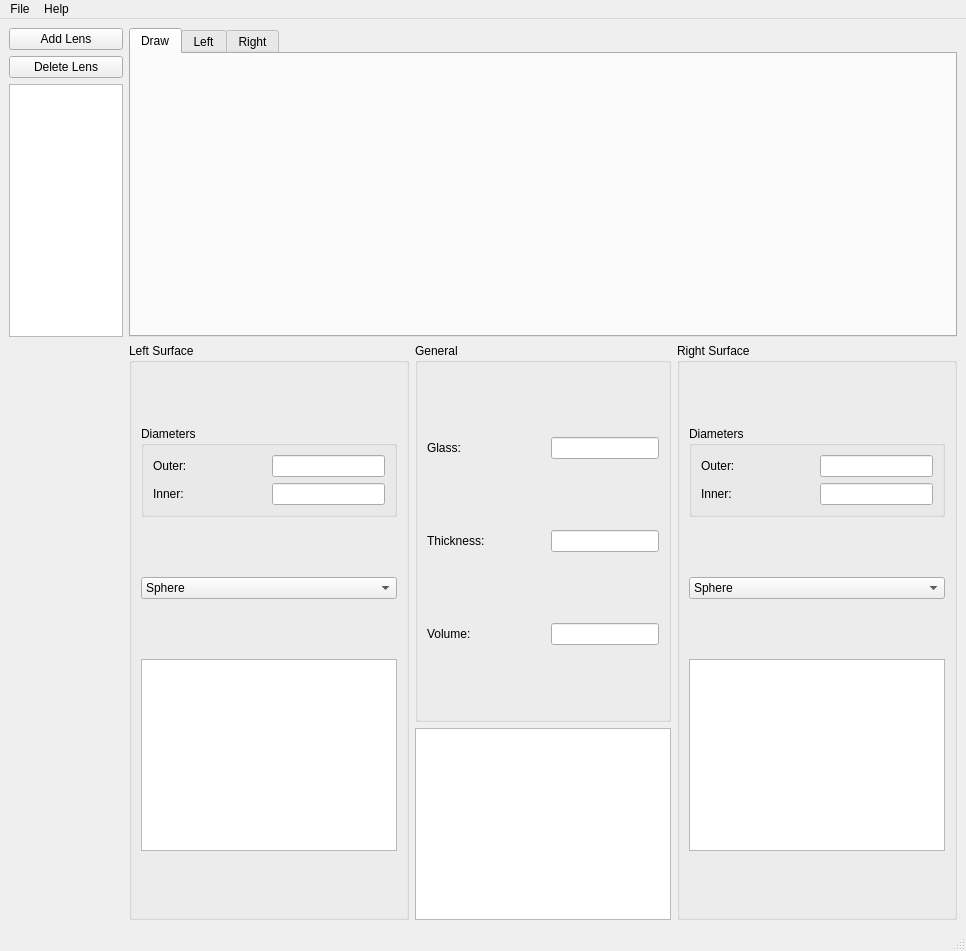
Qt form lens-drawing/gui.ui (heterophyllus/lens-drawing) before a commit.
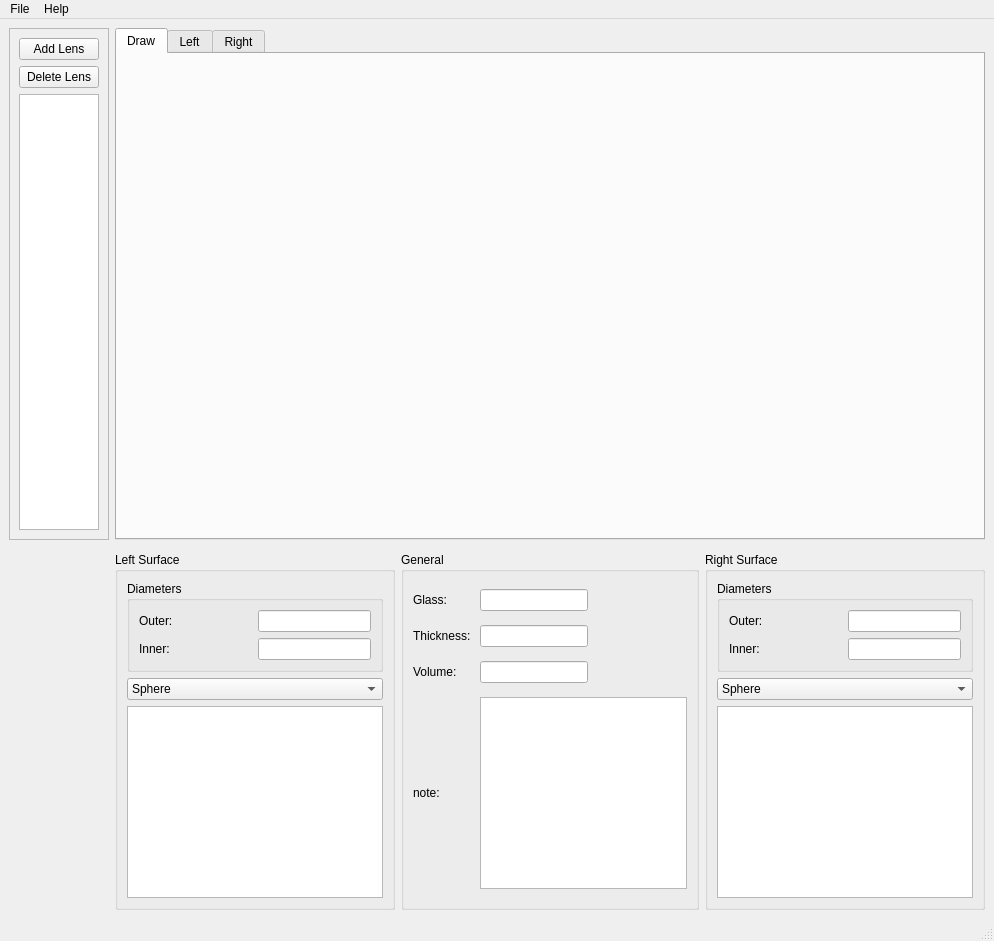
The same form after that commit.

Diff of the .ui file:
```diff
--- a/lens-drawing/gui.ui
+++ b/lens-drawing/gui.ui
@@ -6,8 +6,8 @@
    <rect>
     <x>0</x>
     <y>0</y>
-    <width>966</width>
-    <height>951</height>
+    <width>994</width>
+    <height>941</height>
    </rect>
   </property>
   <property name="sizePolicy">
@@ -21,8 +21,8 @@
   </property>
   <widget class="QWidget" name="centralwidget">
    <layout class="QGridLayout" name="gridLayout_2">
-    <item row="4" column="3" rowspan="4">
-     <widget class="QGroupBox" name="groupBox_R2">
+    <item row="6" column="2" rowspan="2">
+     <widget class="QGroupBox" name="groupBox_General">
       <property name="sizePolicy">
        <sizepolicy hsizetype="Preferred" vsizetype="Preferred">
         <horstretch>0</horstretch>
@@ -30,67 +30,36 @@
        </sizepolicy>
       </property>
       <property name="title">
-       <string>Right Surface</string>
+       <string>General</string>
       </property>
-      <layout class="QGridLayout" name="gridLayout_4">
-       <item row="4" column="0" colspan="2">
-        <widget class="QTableWidget" name="tableWidget_R2_Coefs">
-         <property name="sizePolicy">
-          <sizepolicy hsizetype="Fixed" vsizetype="Fixed">
-           <horstretch>0</horstretch>
-           <verstretch>0</verstretch>
-          </sizepolicy>
-         </property>
-        </widget>
-       </item>
-       <item row="3" column="0" colspan="2">
-        <widget class="QComboBox" name="comboBox_R2_Type">
-         <item>
-          <property name="text">
-           <string>Sphere</string>
-          </property>
-         </item>
-         <item>
-          <property name="text">
-           <string>Even Asphere</string>
-          </property>
-         </item>
-         <item>
-          <property name="text">
-           <string>Odd Asphere</string>
-          </property>
-         </item>
-        </widget>
-       </item>
-       <item row="0" column="0" colspan="2">
-        <widget class="QGroupBox" name="groupBox_R2_Diameter">
-         <property name="sizePolicy">
-          <sizepolicy hsizetype="Preferred" vsizetype="Fixed">
-           <horstretch>0</horstretch>
-           <verstretch>0</verstretch>
-          </sizepolicy>
-         </property>
-         <property name="title">
-          <string>Diameters</string>
-         </property>
-         <layout class="QGridLayout" name="gridLayout_6">
-          <item row="0" column="0">
-           <widget class="QLabel" name="label_2">
-            <property name="sizePolicy">
-             <sizepolicy hsizetype="Minimum" vsizetype="Preferred">
-              <horstretch>0</horstretch>
-              <verstretch>0</verstretch>
-             </sizepolicy>
-            </property>
-            <property name="text">
-             <string>Outer:</string>
-            </property>
-           </widget>
-          </item>
-          <item row="0" column="1">
-           <widget class="QLineEdit" name="lineEdit_R2_Diameter_Outer">
+      <layout class="QGridLayout" name="gridLayout">
+       <item row="2" column="1">
+        <widget class="QLabel" name="label_Volume">
             <property name="sizePolicy">
              <sizepolicy hsizetype="Minimum" vsizetype="Fixed">
+           <horstretch>0</horstretch>
+           <verstretch>0</verstretch>
+          </sizepolicy>
+         </property>
+         <property name="text">
+          <string>Volume:</string>
+         </property>
+        </widget>
+       </item>
+       <item row="1" column="3">
+        <widget class="QLineEdit" name="lineEdit_Thickness">
+         <property name="sizePolicy">
+          <sizepolicy hsizetype="Fixed" vsizetype="Fixed">
+           <horstretch>0</horstretch>
+           <verstretch>0</verstretch>
+          </sizepolicy>
+         </property>
+        </widget>
+       </item>
+       <item row="2" column="3">
+        <widget class="QLineEdit" name="lineEdit_Volume">
+         <property name="sizePolicy">
+          <sizepolicy hsizetype="Fixed" vsizetype="Fixed">
               <horstretch>0</horstretch>
               <verstretch>0</verstretch>
              </sizepolicy>
@@ -98,97 +67,68 @@
            </widget>
           </item>
           <item row="1" column="1">
-           <widget class="QLineEdit" name="lineEdit_R2_Diameter_Inner">
+        <widget class="QLabel" name="label_Thickness">
             <property name="sizePolicy">
              <sizepolicy hsizetype="Minimum" vsizetype="Fixed">
               <horstretch>0</horstretch>
               <verstretch>0</verstretch>
              </sizepolicy>
             </property>
-           </widget>
-          </item>
-          <item row="1" column="0">
-           <widget class="QLabel" name="label_4">
             <property name="text">
-             <string>Inner:</string>
+          <string>Thickness: </string>
             </property>
            </widget>
           </item>
-         </layout>
-        </widget>
-       </item>
-      </layout>
-     </widget>
-    </item>
-    <item row="0" column="1" rowspan="4" colspan="3">
-     <widget class="QTabWidget" name="tabWidget">
-      <property name="sizePolicy">
-       <sizepolicy hsizetype="Preferred" vsizetype="Preferred">
-        <horstretch>0</horstretch>
-        <verstretch>0</verstretch>
-       </sizepolicy>
-      </property>
-      <property name="currentIndex">
-       <number>0</number>
-      </property>
-      <widget class="QWidget" name="tab_Draw">
+       <item row="0" column="3">
+        <widget class="QLineEdit" name="lineEdit_Glass">
        <property name="sizePolicy">
         <sizepolicy hsizetype="Fixed" vsizetype="Fixed">
          <horstretch>0</horstretch>
          <verstretch>0</verstretch>
         </sizepolicy>
        </property>
-       <attribute name="title">
-        <string>Draw</string>
-       </attribute>
-      </widget>
-      <widget class="QWidget" name="tab_R1_Data">
-       <attribute name="title">
-        <string>Left</string>
-       </attribute>
-       <layout class="QHBoxLayout" name="horizontalLayout">
-        <item>
-         <widget class="QTableWidget" name="tableWidget_R1_Data"/>
-        </item>
-       </layout>
-      </widget>
-      <widget class="QWidget" name="tab_R2_Data">
-       <attribute name="title">
-        <string>Right</string>
-       </attribute>
-       <layout class="QHBoxLayout" name="horizontalLayout_2">
-        <item>
-         <widget class="QTableWidget" name="tableWidget_R2_Data"/>
-        </item>
-       </layout>
-      </widget>
-     </widget>
-    </item>
-    <item row="0" column="0">
-     <widget class="QPushButton" name="pushButton_AddLens">
+        </widget>
+       </item>
+       <item row="0" column="1">
+        <widget class="QLabel" name="label">
+         <property name="sizePolicy">
+          <sizepolicy hsizetype="Minimum" vsizetype="Fixed">
+           <horstretch>0</horstretch>
+           <verstretch>0</verstretch>
+          </sizepolicy>
+         </property>
       <property name="text">
-       <string>Add Lens</string>
+          <string>Glass: </string>
       </property>
      </widget>
     </item>
-    <item row="1" column="0">
-     <widget class="QPushButton" name="pushButton_DeleteLens">
-      <property name="text">
-       <string>Delete Lens</string>
+       <item row="3" column="3">
+        <widget class="QTextEdit" name="textEdit_Description">
+         <property name="sizePolicy">
+          <sizepolicy hsizetype="Preferred" vsizetype="Preferred">
+           <horstretch>0</horstretch>
+           <verstretch>0</verstretch>
+          </sizepolicy>
       </property>
      </widget>
     </item>
-    <item row="2" column="0" rowspan="2">
-     <widget class="QListWidget" name="listWidget_Lens">
+       <item row="3" column="1">
+        <widget class="QLabel" name="label_5">
       <property name="sizePolicy">
-       <sizepolicy hsizetype="Ignored" vsizetype="Preferred">
+          <sizepolicy hsizetype="Preferred" vsizetype="Fixed">
         <horstretch>0</horstretch>
         <verstretch>0</verstretch>
        </sizepolicy>
       </property>
-     </widget>
-    </item>
-    <item row="4" column="1" rowspan="4">
+         <property name="text">
+          <string>note:</string>
+         </property>
+        </widget>
+       </item>
+      </layout>
+     </widget>
+    </item>
+    <item row="6" column="1" rowspan="2">
      <widget class="QGroupBox" name="groupBox_R1">
       <property name="sizePolicy">
        <sizepolicy hsizetype="Preferred" vsizetype="Preferred">
@@ -203,7 +143,7 @@
        <item row="5" column="0" colspan="3">
         <widget class="QTableWidget" name="tableWidget_R1_Coefs">
          <property name="sizePolicy">
-          <sizepolicy hsizetype="MinimumExpanding" vsizetype="Fixed">
+          <sizepolicy hsizetype="MinimumExpanding" vsizetype="Preferred">
            <horstretch>0</horstretch>
            <verstretch>0</verstretch>
           </sizepolicy>
@@ -279,7 +219,7 @@
           <item row="1" column="0">
            <widget class="QLabel" name="label_3">
             <property name="sizePolicy">
-             <sizepolicy hsizetype="Preferred" vsizetype="Fixed">
+             <sizepolicy hsizetype="Minimum" vsizetype="Fixed">
               <horstretch>0</horstretch>
               <verstretch>0</verstretch>
              </sizepolicy>
@@ -305,8 +245,8 @@
       </layout>
      </widget>
     </item>
-    <item row="4" column="2" rowspan="3">
-     <widget class="QGroupBox" name="groupBox_General">
+    <item row="6" column="3" rowspan="2">
+     <widget class="QGroupBox" name="groupBox_R2">
       <property name="sizePolicy">
        <sizepolicy hsizetype="Preferred" vsizetype="Preferred">
         <horstretch>0</horstretch>
@@ -314,76 +254,97 @@
        </sizepolicy>
       </property>
       <property name="title">
-       <string>General</string>
+       <string>Right Surface</string>
       </property>
-      <layout class="QGridLayout" name="gridLayout">
-       <item row="2" column="1">
-        <widget class="QLabel" name="label_Volume">
+      <layout class="QGridLayout" name="gridLayout_4">
+       <item row="4" column="0" colspan="2">
+        <widget class="QTableWidget" name="tableWidget_R2_Coefs">
          <property name="sizePolicy">
-          <sizepolicy hsizetype="Minimum" vsizetype="Preferred">
+          <sizepolicy hsizetype="MinimumExpanding" vsizetype="Preferred">
            <horstretch>0</horstretch>
            <verstretch>0</verstretch>
           </sizepolicy>
          </property>
-         <property name="text">
-          <string>Volume:</string>
-         </property>
         </widget>
        </item>
-       <item row="1" column="3">
-        <widget class="QLineEdit" name="lineEdit_Thickness">
-         <property name="sizePolicy">
-          <sizepolicy hsizetype="Fixed" vsizetype="Fixed">
-           <horstretch>0</horstretch>
-           <verstretch>0</verstretch>
-          </sizepolicy>
-         </property>
-        </widget>
-       </item>
-       <item row="2" column="3">
-        <widget class="QLineEdit" name="lineEdit_Volume">
-         <property name="sizePolicy">
-          <sizepolicy hsizetype="Fixed" vsizetype="Fixed">
-           <horstretch>0</horstretch>
-           <verstretch>0</verstretch>
-          </sizepolicy>
-         </property>
-        </widget>
-       </item>
-       <item row="1" column="1">
-        <widget class="QLabel" name="label_Thickness">
-         <property name="sizePolicy">
-          <sizepolicy hsizetype="Minimum" vsizetype="Preferred">
-           <horstretch>0</horstretch>
-           <verstretch>0</verstretch>
-          </sizepolicy>
-         </property>
+       <item row="3" column="0" colspan="2">
+        <widget class="QComboBox" name="comboBox_R2_Type">
+         <item>
+          <property name="text">
+           <string>Sphere</string>
+          </property>
+         </item>
+         <item>
+          <property name="text">
+           <string>Even Asphere</string>
+          </property>
+         </item>
+         <item>
          <property name="text">
-          <string>Thickness: </string>
-         </property>
+           <string>Odd Asphere</string>
+          </property>
+         </item>
         </widget>
        </item>
-       <item row="0" column="3">
-        <widget class="QLineEdit" name="lineEdit_Glass">
+       <item row="1" column="0" colspan="2">
+        <widget class="QGroupBox" name="groupBox_R2_Diameter">
          <property name="sizePolicy">
-          <sizepolicy hsizetype="Fixed" vsizetype="Fixed">
+          <sizepolicy hsizetype="Preferred" vsizetype="Fixed">
            <horstretch>0</horstretch>
            <verstretch>0</verstretch>
           </sizepolicy>
          </property>
-        </widget>
-       </item>
+         <property name="title">
+          <string>Diameters</string>
+         </property>
+         <layout class="QGridLayout" name="gridLayout_6">
        <item row="0" column="1">
-        <widget class="QLabel" name="label">
+           <widget class="QLineEdit" name="lineEdit_R2_Diameter_Outer">
          <property name="sizePolicy">
+             <sizepolicy hsizetype="Minimum" vsizetype="Fixed">
+              <horstretch>0</horstretch>
+              <verstretch>0</verstretch>
+             </sizepolicy>
+            </property>
+           </widget>
+          </item>
+          <item row="1" column="1">
+           <widget class="QLineEdit" name="lineEdit_R2_Diameter_Inner">
+            <property name="sizePolicy">
+             <sizepolicy hsizetype="Minimum" vsizetype="Fixed">
+              <horstretch>0</horstretch>
+              <verstretch>0</verstretch>
+             </sizepolicy>
+            </property>
+           </widget>
+          </item>
+          <item row="1" column="0">
+           <widget class="QLabel" name="label_4">
+            <property name="sizePolicy">
           <sizepolicy hsizetype="Minimum" vsizetype="Preferred">
            <horstretch>0</horstretch>
            <verstretch>0</verstretch>
           </sizepolicy>
          </property>
          <property name="text">
-          <string>Glass: </string>
-         </property>
+             <string>Inner:</string>
+            </property>
+           </widget>
+          </item>
+          <item row="0" column="0">
+           <widget class="QLabel" name="label_2">
+            <property name="sizePolicy">
+             <sizepolicy hsizetype="Minimum" vsizetype="Preferred">
+              <horstretch>0</horstretch>
+              <verstretch>0</verstretch>
+             </sizepolicy>
+            </property>
+            <property name="text">
+             <string>Outer:</string>
+            </property>
+           </widget>
+          </item>
+         </layout>
         </widget>
        </item>
       </layout>
@@ -402,14 +363,105 @@
       </property>
      </spacer>
     </item>
-    <item row="7" column="2">
-     <widget class="QTextEdit" name="textEdit_Description">
+    <item row="0" column="0">
+     <widget class="QFrame" name="frame">
       <property name="sizePolicy">
-       <sizepolicy hsizetype="Preferred" vsizetype="Maximum">
+       <sizepolicy hsizetype="Expanding" vsizetype="Expanding">
         <horstretch>0</horstretch>
         <verstretch>0</verstretch>
        </sizepolicy>
       </property>
+      <property name="frameShape">
+       <enum>QFrame::StyledPanel</enum>
+      </property>
+      <property name="frameShadow">
+       <enum>QFrame::Raised</enum>
+      </property>
+      <layout class="QVBoxLayout" name="verticalLayout">
+       <item>
+        <widget class="QPushButton" name="pushButton_AddLens">
+         <property name="sizePolicy">
+          <sizepolicy hsizetype="Preferred" vsizetype="Fixed">
+           <horstretch>0</horstretch>
+           <verstretch>0</verstretch>
+          </sizepolicy>
+         </property>
+         <property name="text">
+          <string>Add Lens</string>
+         </property>
+        </widget>
+       </item>
+       <item>
+        <widget class="QPushButton" name="pushButton_DeleteLens">
+         <property name="sizePolicy">
+          <sizepolicy hsizetype="Preferred" vsizetype="Fixed">
+           <horstretch>0</horstretch>
+           <verstretch>0</verstretch>
+          </sizepolicy>
+         </property>
+         <property name="text">
+          <string>Delete Lens</string>
+         </property>
+        </widget>
+       </item>
+       <item>
+        <widget class="QListWidget" name="listWidget_Lens">
+         <property name="sizePolicy">
+          <sizepolicy hsizetype="Ignored" vsizetype="Expanding">
+           <horstretch>0</horstretch>
+           <verstretch>0</verstretch>
+          </sizepolicy>
+         </property>
+        </widget>
+       </item>
+      </layout>
+     </widget>
+    </item>
+    <item row="0" column="1" colspan="3">
+     <widget class="QTabWidget" name="tabWidget">
+      <property name="enabled">
+       <bool>true</bool>
+      </property>
+      <property name="sizePolicy">
+       <sizepolicy hsizetype="Expanding" vsizetype="Expanding">
+        <horstretch>0</horstretch>
+        <verstretch>0</verstretch>
+       </sizepolicy>
+      </property>
+      <property name="currentIndex">
+       <number>0</number>
+      </property>
+      <widget class="QWidget" name="tab_Draw">
+       <property name="sizePolicy">
+        <sizepolicy hsizetype="Fixed" vsizetype="Fixed">
+         <horstretch>0</horstretch>
+         <verstretch>0</verstretch>
+        </sizepolicy>
+       </property>
+       <attribute name="title">
+        <string>Draw</string>
+       </attribute>
+      </widget>
+      <widget class="QWidget" name="tab_R1_Data">
+       <attribute name="title">
+        <string>Left</string>
+       </attribute>
+       <layout class="QHBoxLayout" name="horizontalLayout">
+        <item>
+         <widget class="QTableWidget" name="tableWidget_R1_Data"/>
+        </item>
+       </layout>
+      </widget>
+      <widget class="QWidget" name="tab_R2_Data">
+       <attribute name="title">
+        <string>Right</string>
+       </attribute>
+       <layout class="QHBoxLayout" name="horizontalLayout_2">
+        <item>
+         <widget class="QTableWidget" name="tableWidget_R2_Data"/>
+        </item>
+       </layout>
+      </widget>
      </widget>
     </item>
    </layout>
@@ -419,7 +471,7 @@
     <rect>
      <x>0</x>
      <y>0</y>
-     <width>966</width>
+     <width>994</width>
      <height>22</height>
     </rect>
    </property>
```
Lines whose indentation alone changed are shown as unchanged.
